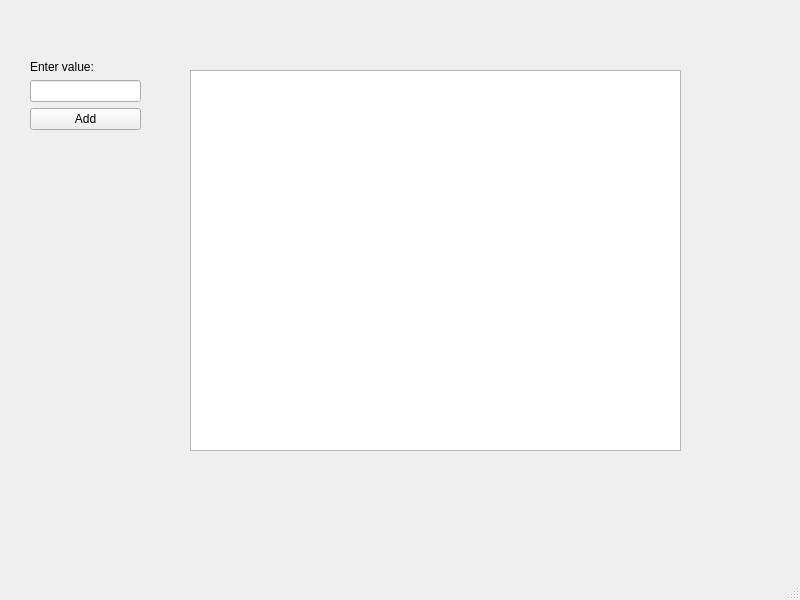
This is s1/LinkedListGrapher/mainwindow.ui in Vicra/estructura-de-datos-i-q3-2025 as Qt 5 draws it before an edit. The edited form follows.
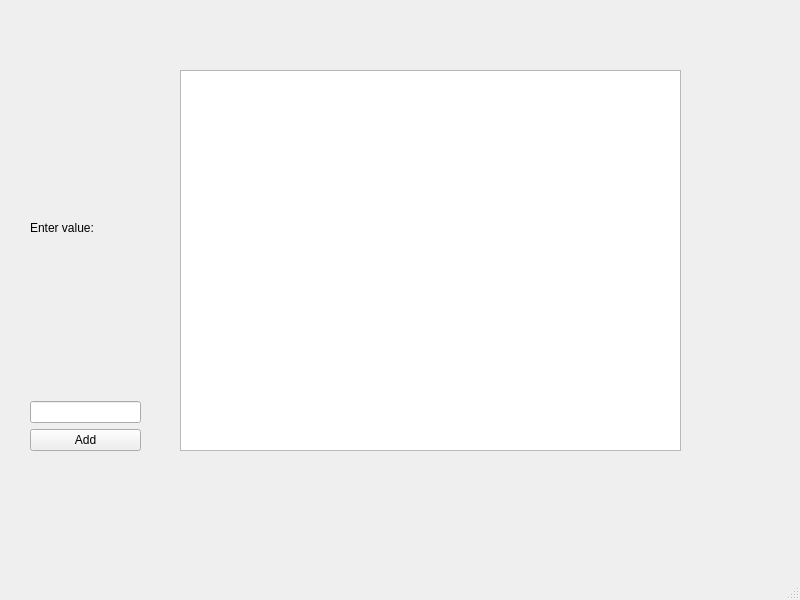
This is the edited form.

Diff of the .ui file:
```diff
--- a/s1/LinkedListGrapher/mainwindow.ui
+++ b/s1/LinkedListGrapher/mainwindow.ui
@@ -44,27 +44,14 @@
        </property>
       </widget>
      </item>
-     <item>
-      <spacer name="verticalSpacer">
-       <property name="orientation">
-        <enum>Qt::Orientation::Vertical</enum>
-       </property>
-       <property name="sizeHint" stdset="0">
-        <size>
-         <width>20</width>
-         <height>40</height>
-        </size>
-       </property>
-      </spacer>
-     </item>
     </layout>
    </widget>
    <widget class="QGraphicsView" name="graphicsView">
     <property name="geometry">
      <rect>
-      <x>190</x>
+      <x>180</x>
       <y>70</y>
-      <width>491</width>
+      <width>501</width>
       <height>381</height>
      </rect>
     </property>
```
